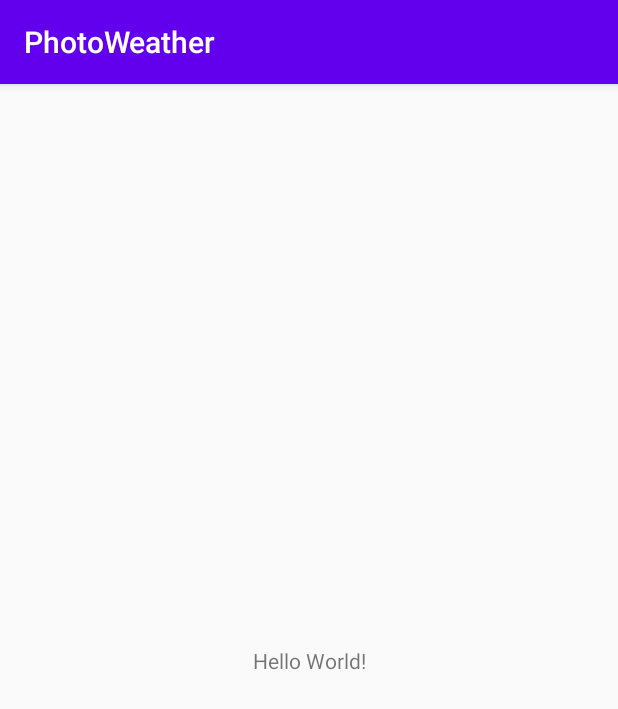
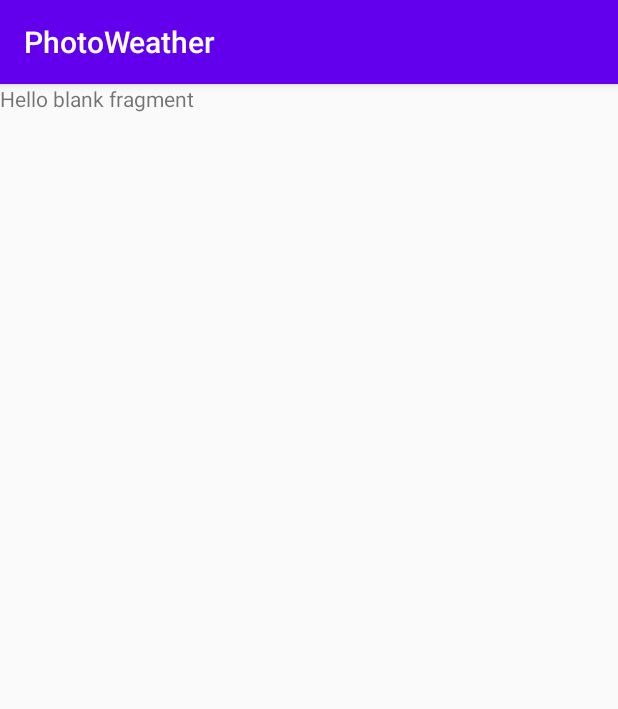
Before and after one commit to mtzhisham/Photo-Weather-App, an Android app: the screen it shows after launch (MainActivity), on a phone screen of 412 x 824 dp. Shown: the top 709 px of the screen. Run offline under Robolectric (Android 15) with nearby library versions, the phone set to English and light mode, and no system bars.

Commit message:
[feat] Added navigation comp.

```diff
--- a/app/build.gradle
+++ b/app/build.gradle
@@ -29,8 +29,12 @@ dependencies {
     implementation 'androidx.core:core-ktx:1.3.0'
     implementation 'androidx.appcompat:appcompat:1.1.0'
     implementation 'androidx.constraintlayout:constraintlayout:1.1.3'
+    implementation 'androidx.legacy:legacy-support-v4:1.0.0'
     testImplementation 'junit:junit:4.12'
     androidTestImplementation 'androidx.test.ext:junit:1.1.1'
     androidTestImplementation 'androidx.test.espresso:espresso-core:3.2.0'
 
+    implementation 'androidx.navigation:navigation-fragment-ktx:2.2.2'
+    implementation 'androidx.navigation:navigation-ui-ktx:2.2.2'
+
 }
--- /dev/null
+++ b/app/src/main/java/dev/moataz/photoweather/temp/TempFragment.kt
@@ -0,0 +1,60 @@
+package dev.moataz.photoweather.temp
+
+import android.os.Bundle
+import androidx.fragment.app.Fragment
+import android.view.LayoutInflater
+import android.view.View
+import android.view.ViewGroup
+import dev.moataz.photoweather.R
+
+// TODO: Rename parameter arguments, choose names that match
+// the fragment initialization parameters, e.g. ARG_ITEM_NUMBER
+private const val ARG_PARAM1 = "param1"
+private const val ARG_PARAM2 = "param2"
+
+/**
+ * A simple [Fragment] subclass.
+ * Use the [TempFragment.newInstance] factory method to
+ * create an instance of this fragment.
+ */
+class TempFragment : Fragment() {
+    // TODO: Rename and change types of parameters
+    private var param1: String? = null
+    private var param2: String? = null
+
+    override fun onCreate(savedInstanceState: Bundle?) {
+        super.onCreate(savedInstanceState)
+        arguments?.let {
+            param1 = it.getString(ARG_PARAM1)
+            param2 = it.getString(ARG_PARAM2)
+        }
+    }
+
+    override fun onCreateView(
+        inflater: LayoutInflater, container: ViewGroup?,
+        savedInstanceState: Bundle?
+    ): View? {
+        // Inflate the layout for this fragment
+        return inflater.inflate(R.layout.fragment_temp, container, false)
+    }
+
+    companion object {
+        /**
+         * Use this factory method to create a new instance of
+         * this fragment using the provided parameters.
+         *
+         * @param param1 Parameter 1.
+         * @param param2 Parameter 2.
+         * @return A new instance of fragment TempFragment.
+         */
+        // TODO: Rename and change types and number of parameters
+        @JvmStatic
+        fun newInstance(param1: String, param2: String) =
+            TempFragment().apply {
+                arguments = Bundle().apply {
+                    putString(ARG_PARAM1, param1)
+                    putString(ARG_PARAM2, param2)
+                }
+            }
+    }
+}
--- a/app/src/main/res/layout/activity_main.xml
+++ b/app/src/main/res/layout/activity_main.xml
@@ -6,13 +6,17 @@
     android:layout_height="match_parent"
     tools:context=".MainActivity">
 
-    <TextView
-        android:layout_width="wrap_content"
-        android:layout_height="wrap_content"
-        android:text="Hello World!"
+    <fragment
+        android:id="@+id/nav_host_fragment"
+        android:name="androidx.navigation.fragment.NavHostFragment"
+        android:layout_width="match_parent"
+        android:layout_height="match_parent"
+        app:defaultNavHost="true"
+        app:navGraph="@navigation/main_nav"
         app:layout_constraintBottom_toBottomOf="parent"
         app:layout_constraintLeft_toLeftOf="parent"
         app:layout_constraintRight_toRightOf="parent"
-        app:layout_constraintTop_toTopOf="parent" />
+        app:layout_constraintTop_toTopOf="parent"
+        />
 
 </androidx.constraintlayout.widget.ConstraintLayout>
--- /dev/null
+++ b/app/src/main/res/layout/fragment_temp.xml
@@ -0,0 +1,14 @@
+<?xml version="1.0" encoding="utf-8"?>
+<FrameLayout xmlns:android="http://schemas.android.com/apk/res/android"
+    xmlns:tools="http://schemas.android.com/tools"
+    android:layout_width="match_parent"
+    android:layout_height="match_parent"
+    tools:context=".temp.TempFragment">
+
+    <!-- TODO: Update blank fragment layout -->
+    <TextView
+        android:layout_width="match_parent"
+        android:layout_height="match_parent"
+        android:text="@string/hello_blank_fragment" />
+
+</FrameLayout>
--- /dev/null
+++ b/app/src/main/res/navigation/main_nav.xml
@@ -0,0 +1,12 @@
+<?xml version="1.0" encoding="utf-8"?>
+<navigation xmlns:android="http://schemas.android.com/apk/res/android"
+    xmlns:app="http://schemas.android.com/apk/res-auto"
+    xmlns:tools="http://schemas.android.com/tools"
+    android:id="@+id/main_nav"
+    app:startDestination="@id/tempFragment">
+    <fragment
+        android:id="@+id/tempFragment"
+        android:name="dev.moataz.photoweather.temp.TempFragment"
+        android:label="fragment_temp"
+        tools:layout="@layout/fragment_temp" />
+</navigation>
--- a/app/src/main/res/values/strings.xml
+++ b/app/src/main/res/values/strings.xml
@@ -1,3 +1,5 @@
 <resources>
     <string name="app_name">PhotoWeather</string>
+    <!-- TODO: Remove or change this placeholder text -->
+    <string name="hello_blank_fragment">Hello blank fragment</string>
 </resources>
```
